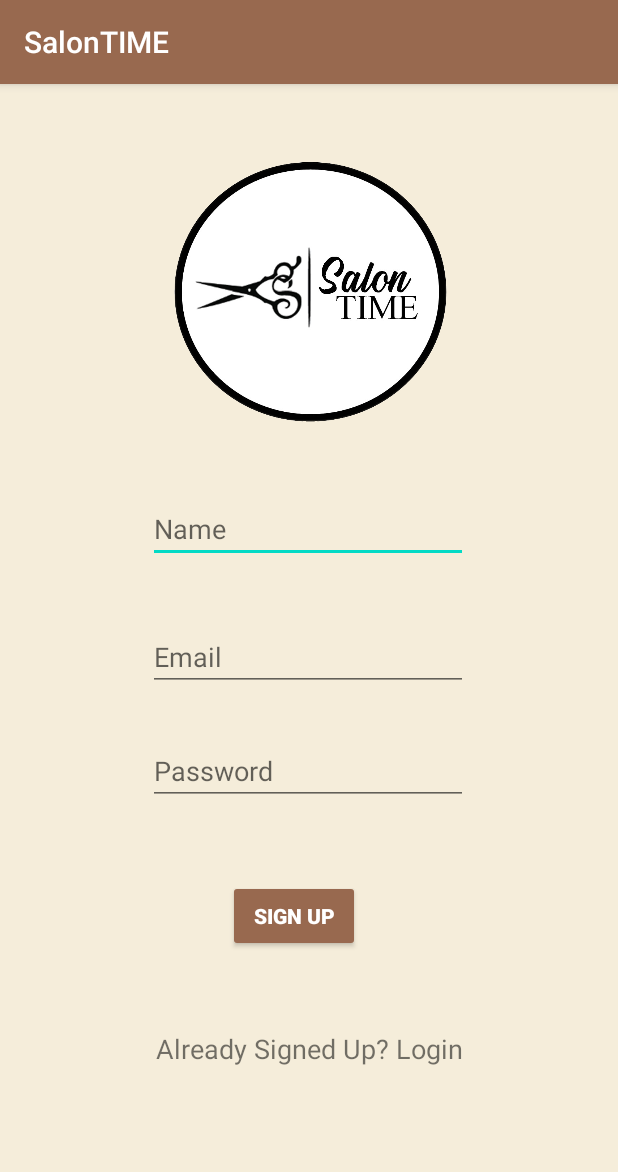
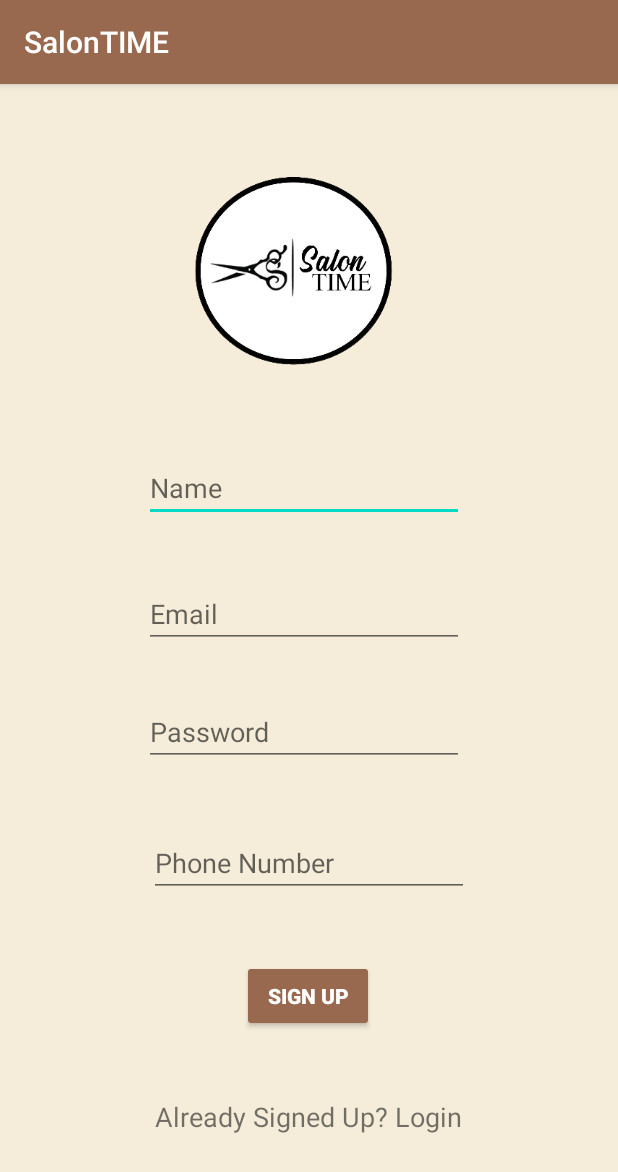
Before and after one commit to khairakh/gp8, an Android app: the RegistrationActivity screen opened directly, with no data from a screen before it, on a phone screen of 412 x 824 dp. Shown: the top 1172 px of the screen. Run offline under Robolectric (Android 15) with nearby library versions, the light colour scheme and no system bars; our stand-ins replace Firebase (no records; nobody signed in at launch, a user with empty details on screens opened directly).

Commit message:
Update sign up page design

```diff
--- a/app/build.gradle
+++ b/app/build.gradle
@@ -37,6 +37,7 @@ dependencies {
     implementation platform('com.google.firebase:firebase-bom:26.4.0')
     implementation 'com.google.firebase:firebase-analytics'
     implementation 'com.google.firebase:firebase-auth:20.0.2'
+    implementation 'com.google.firebase:firebase-database:20.0.2'
 }
 
 apply plugin: 'com.google.gms.google-services'
--- a/app/src/main/java/com/example/group8/RegistrationActivity.java
+++ b/app/src/main/java/com/example/group8/RegistrationActivity.java
@@ -7,6 +7,7 @@ import android.os.Bundle;
 import android.view.View;
 import android.widget.Button;
 import android.widget.EditText;
+import android.widget.ImageView;
 import android.widget.TextView;
 import android.widget.Toast;
 
@@ -20,10 +21,11 @@ import com.google.firebase.auth.FirebaseUser;
 
 public class RegistrationActivity extends AppCompatActivity {
 
-    private EditText userName, userPassword , userEmail;
+    private EditText userName, userPassword , userEmail, userPhoneNumber;
     private Button regButton;
     private TextView userLogin;
     private FirebaseAuth firebaseAuth;
+    private ImageView userProfilePic;
 
     @Override
     protected void onCreate(Bundle savedInstanceState) {
@@ -75,6 +77,8 @@ public class RegistrationActivity extends AppCompatActivity {
         userEmail = (EditText)findViewById(R.id.etUserEmail);
         regButton = (Button)findViewById(R.id.btnRegister);
         userLogin = (TextView)findViewById(R.id.tvUserLogin);
+        userPhoneNumber = (EditText)findViewById(R.id.etPhoneNumber);
+        userProfilePic = (ImageView)findViewById((R.id.ivProfile));
 
     }
 
--- a/app/src/main/res/layout/activity_main.xml
+++ b/app/src/main/res/layout/activity_main.xml
@@ -65,7 +65,7 @@
         app:layout_constraintVertical_bias="0.466" />
 
     <ImageView
-        android:id="@+id/ivLogo"
+        android:id="@+id/ivProfile"
         android:layout_width="wrap_content"
         android:layout_height="wrap_content"
         app:layout_constraintBottom_toTopOf="@+id/etName"
--- a/app/src/main/res/layout/activity_registration.xml
+++ b/app/src/main/res/layout/activity_registration.xml
@@ -16,10 +16,10 @@
         android:inputType="textPersonName"
         app:layout_constraintBottom_toBottomOf="parent"
         app:layout_constraintEnd_toEndOf="parent"
-        app:layout_constraintHorizontal_bias="0.497"
+        app:layout_constraintHorizontal_bias="0.482"
         app:layout_constraintStart_toStartOf="parent"
         app:layout_constraintTop_toTopOf="parent"
-        app:layout_constraintVertical_bias="0.379" />
+        app:layout_constraintVertical_bias="0.341" />
 
     <EditText
         android:id="@+id/etUserEmail"
@@ -30,10 +30,10 @@
         android:inputType="textEmailAddress"
         app:layout_constraintBottom_toBottomOf="parent"
         app:layout_constraintEnd_toEndOf="parent"
-        app:layout_constraintHorizontal_bias="0.497"
+        app:layout_constraintHorizontal_bias="0.482"
         app:layout_constraintStart_toStartOf="parent"
         app:layout_constraintTop_toBottomOf="@+id/etUserName"
-        app:layout_constraintVertical_bias="0.099" />
+        app:layout_constraintVertical_bias="0.09" />
 
     <EditText
         android:id="@+id/etUserPassword"
@@ -44,7 +44,7 @@
         android:inputType="textPassword"
         app:layout_constraintBottom_toBottomOf="parent"
         app:layout_constraintEnd_toEndOf="parent"
-        app:layout_constraintHorizontal_bias="0.497"
+        app:layout_constraintHorizontal_bias="0.482"
         app:layout_constraintStart_toStartOf="parent"
         app:layout_constraintTop_toBottomOf="@+id/etUserEmail"
         app:layout_constraintVertical_bias="0.097" />
@@ -59,10 +59,10 @@
         android:textStyle="bold"
         app:layout_constraintBottom_toBottomOf="parent"
         app:layout_constraintEnd_toEndOf="parent"
-        app:layout_constraintHorizontal_bias="0.47"
+        app:layout_constraintHorizontal_bias="0.498"
         app:layout_constraintStart_toStartOf="parent"
         app:layout_constraintTop_toBottomOf="@+id/etUserPassword"
-        app:layout_constraintVertical_bias="0.21" />
+        app:layout_constraintVertical_bias="0.487" />
 
     <TextView
         android:id="@+id/tvUserLogin"
@@ -72,17 +72,31 @@
         android:textSize="18sp"
         app:layout_constraintBottom_toBottomOf="parent"
         app:layout_constraintEnd_toEndOf="parent"
+        app:layout_constraintHorizontal_bias="0.497"
         app:layout_constraintStart_toStartOf="parent"
         app:layout_constraintTop_toBottomOf="@+id/btnRegister"
-        app:layout_constraintVertical_bias="0.315" />
+        app:layout_constraintVertical_bias="0.395" />
 
     <ImageView
-        android:id="@+id/ivLogo"
-        android:layout_width="wrap_content"
-        android:layout_height="wrap_content"
+        android:id="@+id/ivProfile"
+        android:layout_width="162dp"
+        android:layout_height="134dp"
         app:layout_constraintBottom_toTopOf="@+id/etUserName"
         app:layout_constraintEnd_toEndOf="parent"
+        app:layout_constraintHorizontal_bias="0.457"
         app:layout_constraintStart_toStartOf="parent"
         app:layout_constraintTop_toTopOf="parent"
         app:srcCompat="@mipmap/logo" />
+
+    <EditText
+        android:id="@+id/etPhoneNumber"
+        android:layout_width="wrap_content"
+        android:layout_height="wrap_content"
+        android:ems="10"
+        android:hint="Phone Number"
+        android:inputType="number"
+        app:layout_constraintBottom_toTopOf="@+id/btnRegister"
+        app:layout_constraintEnd_toEndOf="parent"
+        app:layout_constraintStart_toStartOf="parent"
+        app:layout_constraintTop_toBottomOf="@+id/etUserPassword" />
 </androidx.constraintlayout.widget.ConstraintLayout>
```
